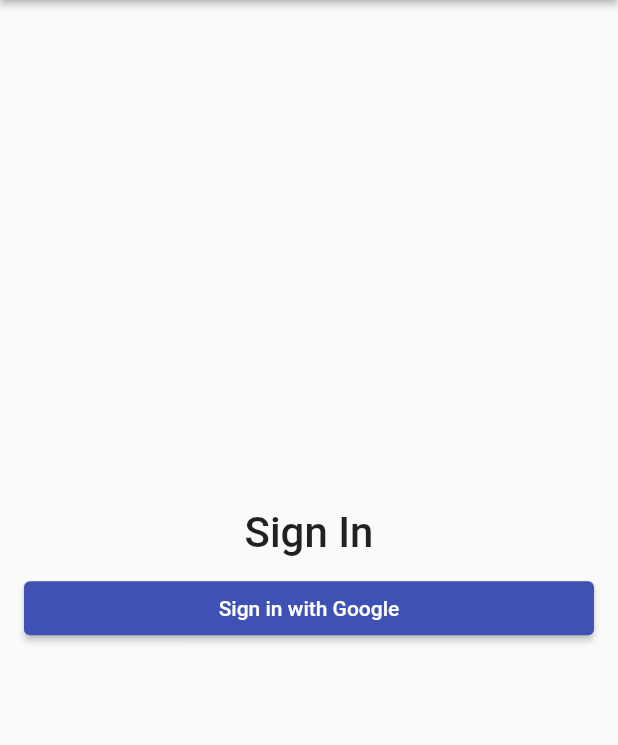
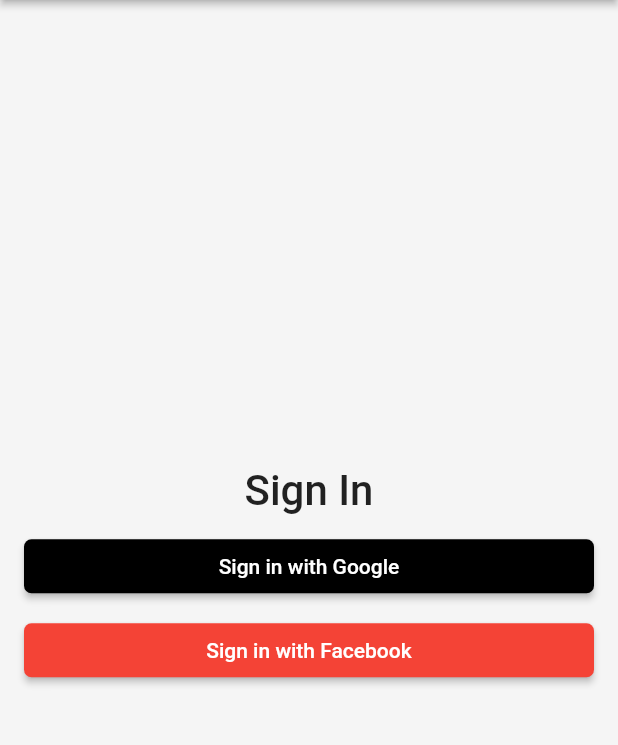
Before and after one commit to dhairya13703/time-tracker-flutter, a Flutter app: the screen it shows after launch, on a phone screen of 412 x 824 dp, the part 84-829 px from its top. Run offline on Flutter 3.47's test engine with Material 2 defaults, Android fonts, the phone set to English and light mode, and no system bars.

Commit message:
Custom Eleveted Button

```diff
--- a/lib/app/sign_in/sign_in_page.dart
+++ b/lib/app/sign_in/sign_in_page.dart
@@ -1,4 +1,5 @@
 import 'package:flutter/material.dart';
+import '/common_widgets/custom_eleveted_button.dart';
 
 class SignInPage extends StatelessWidget {
   @override
@@ -9,6 +10,7 @@ class SignInPage extends StatelessWidget {
         elevation: 2.0,
       ),
       body: _buildContext(),
+      backgroundColor: Colors.grey[100],
     );
   }
 
@@ -36,6 +38,22 @@ class SignInPage extends StatelessWidget {
           ElevatedButton(
             onPressed: _signInWithGoogle,
             child: Text('Sign in with Google'),
+            style: ElevatedButton.styleFrom(
+              primary: Colors.black, // Background color
+              // onPrimary: Colors.black, // Foreground color
+              shape: RoundedRectangleBorder(
+                borderRadius: BorderRadius.circular(5.0),
+              ),
+            ),
+          ),
+          SizedBox(height: 8.0),
+
+          //! Custom buuton
+          CustomElevatedButton(
+            child: Text('Sign in with Facebook'),
+            color: Colors.red,
+            borderRadius: 5.0,
+            onPressed: _signInWithGoogle,
           ),
         ],
       ),
--- /dev/null
+++ b/lib/common_widgets/custom_eleveted_button.dart
@@ -0,0 +1,26 @@
+import 'package:flutter/material.dart';
+
+class CustomElevatedButton extends StatelessWidget {
+  const CustomElevatedButton(
+      {this.color, this.borderRadius, this.onPressed, this.child});
+
+  final Widget child;
+  final Color color;
+  final double borderRadius;
+  final VoidCallback onPressed;
+
+  @override
+  Widget build(BuildContext context) {
+    return ElevatedButton(
+      child: child,
+      style: ElevatedButton.styleFrom(
+        primary: color, // Background color
+        // onPrimary: Colors.black, // Foreground color
+        shape: RoundedRectangleBorder(
+          borderRadius: BorderRadius.circular(borderRadius),
+        ),
+      ),
+      onPressed: onPressed,
+    );
+  }
+}
```
